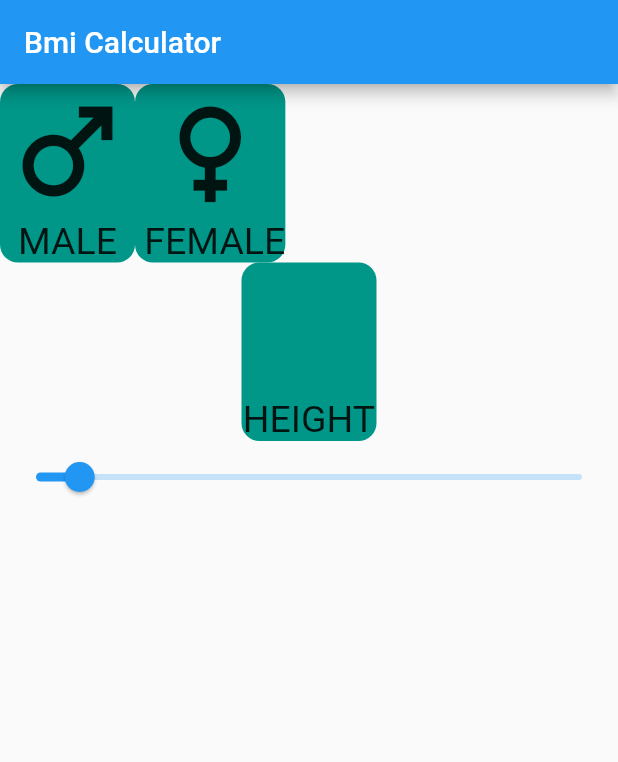
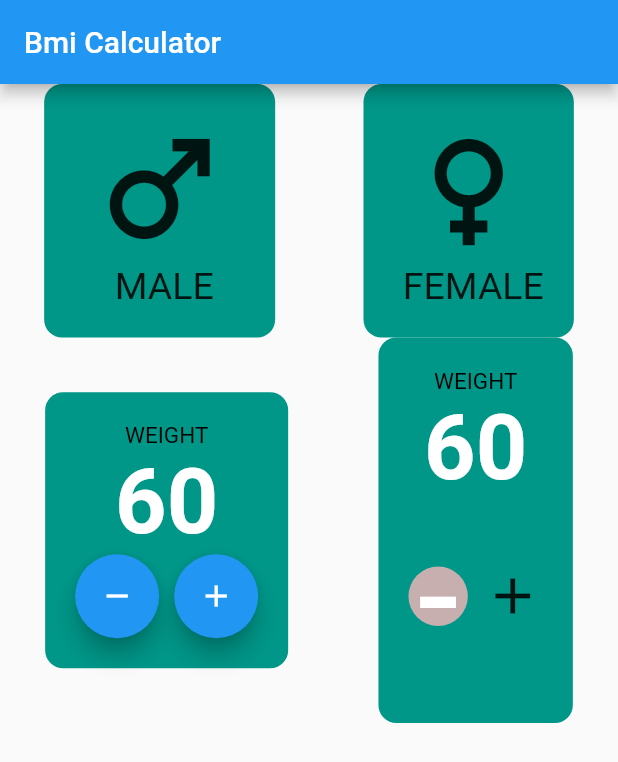
Before and after one commit to JanibekJali/kur9---bmi_calculator, a Flutter app: the screen it shows after launch, on a phone screen of 412 x 824 dp. Shown: the top 762 px of the screen. Run offline on Flutter 3.47's test engine with Material 2 defaults, Android fonts, the phone set to English and light mode, and no system bars.

Commit message:
Bmi refactoring

```diff
--- /dev/null
+++ b/lib/constants/colors/colors.dart
@@ -0,0 +1,8 @@
+import 'package:flutter/material.dart';
+
+class AppColors {
+  static const Color mainColor = Colors.grey;
+  static const Color white = Colors.white;
+  static const Color blue = Colors.blue;
+  static const Color black = Colors.black;
+}
--- /dev/null
+++ b/lib/constants/text_styles/text_styles.dart
@@ -0,0 +1,18 @@
+import 'package:bmi_calculator/constants/colors/colors.dart';
+import 'package:flutter/material.dart';
+
+class TextStyles {
+  static const TextStyle text60Wight = TextStyle(
+    fontSize: 60,
+    color: AppColors.white,
+    fontWeight: FontWeight.bold,
+  );
+  static const TextStyle text15Grey = TextStyle(
+    fontSize: 15,
+    color: AppColors.black,
+  );
+  static const TextStyle text100White = TextStyle(
+    fontSize: 100,
+    color: AppColors.white,
+  );
+}
--- a/lib/main.dart
+++ b/lib/main.dart
@@ -1,5 +1,5 @@
 import 'package:bmi_calculator/presentaion/pages/home_page.dart';
-import 'package:flutter/material.dart';
+import 'package:flutter/material.dart' ;
 
 void main() {
   runApp(const BmiCalculator());
--- a/lib/presentaion/pages/home_page.dart
+++ b/lib/presentaion/pages/home_page.dart
@@ -1,8 +1,32 @@
+// import 'dart:math' as math;
+
 import 'package:bmi_calculator/presentaion/widgets/custom_container.dart';
 import 'package:flutter/material.dart';
 
-class HomePage extends StatelessWidget {
+import '../../constants/text_styles/text_styles.dart';
+
+class HomePage extends StatefulWidget {
   const HomePage({super.key});
+
+  @override
+  State<HomePage> createState() => _HomePageState();
+}
+
+class _HomePageState extends State<HomePage> {
+  int weight = 60;
+
+  void countAdd() {
+    setState(() {});
+    weight = weight + 1;
+  }
+
+  void countRemove() {
+    setState(() {});
+    if (weight == 0) {
+      weight++;
+    }
+    weight = weight - 1;
+  }
 
   @override
   Widget build(BuildContext context) {
@@ -13,23 +37,129 @@ class HomePage extends StatelessWidget {
       body: Column(
         children: [
           Row(
+            mainAxisAlignment: MainAxisAlignment.spaceAround,
             children: const [
               CustomConatainer(
-                text: 'maLe',
+                padHor: 27,
+                padVer: 20,
+                text: ' male',
                 icons: Icons.male,
               ),
               CustomConatainer(
+                padHor: 20,
+                padVer: 20,
                 text: ' FeMaLe',
                 icons: Icons.female,
               ),
             ],
           ),
-          const CustomConatainer(
-            text: 'Height',
-          ),
-          Slider(max: 300, value: 24, onChanged: ((value) {}))
+          // Slider(max: 300, value: 24, onChanged: ((value) {}))
+          Row(
+            mainAxisAlignment: MainAxisAlignment.spaceAround,
+            children: [
+              Container(
+                decoration: BoxDecoration(
+                  borderRadius: BorderRadius.circular(12),
+                  color: Colors.teal,
+                ),
+                child: Padding(
+                  padding: const EdgeInsets.all(20),
+                  child: Column(
+                    children: [
+                      Text(
+                        'WEiGht'.toUpperCase(),
+                        style: TextStyles.text15Grey,
+                      ),
+                      Text(
+                        weight.toString(),
+                        style: TextStyles.text60Wight,
+                      ),
+                      Row(
+                        mainAxisAlignment: MainAxisAlignment.center,
+                        children: [
+                          FloatingActionButton(
+                            onPressed: countRemove,
+                            child: const Icon(Icons.remove),
+                          ),
+                          const SizedBox(
+                            width: 10,
+                          ),
+                          FloatingActionButton(
+                            onPressed: countAdd,
+                            child: const Icon(Icons.add),
+                          ),
+                        ],
+                      ),
+                    ],
+                  ),
+                ),
+              ),
+              Container(
+                decoration: BoxDecoration(
+                  borderRadius: BorderRadius.circular(12),
+                  color: Colors.teal,
+                ),
+                child: Padding(
+                  padding: const EdgeInsets.all(20),
+                  child: Column(
+                    children: [
+                      Text(
+                        'WEiGht'.toUpperCase(),
+                        style: TextStyles.text15Grey,
+                      ),
+                      Text(
+                        weight.toString(),
+                        style: TextStyles.text60Wight,
+                      ),
+                      Row(
+                        mainAxisAlignment: MainAxisAlignment.center,
+                        children: [
+                          Container(
+                            decoration: const BoxDecoration(
+                                color: Color.fromARGB(255, 199, 175, 175),
+                                shape: BoxShape.circle),
+                            child: Material(
+                              color: Colors.transparent,
+                              child: InkWell(
+                                customBorder: const CircleBorder(),
+                                splashColor: Colors.blue,
+                                onTap: countRemove,
+                                child: const Padding(
+                                  padding: EdgeInsets.all(6.0),
+                                  child: Text(
+                                    '-',
+                                    style: TextStyles.text100White,
+                                  ),
+                                ),
+                              ),
+                            ),
+                          ),
+                          const SizedBox(
+                            width: 10,
+                          ),
+                          GestureDetector(
+                            onTap: countAdd,
+                            child: const Icon(
+                              Icons.add,
+                              size: 40,
+                            ),
+                          ),
+                        ],
+                      ),
+                    ],
+                  ),
+                ),
+              ),
+            ],
+          )
         ],
       ),
     );
   }
 }
+
+class Adam {
+  final String? name;
+  final int? jash;
+  Adam({this.name, this.jash});
+}
--- a/lib/presentaion/widgets/custom_container.dart
+++ b/lib/presentaion/widgets/custom_container.dart
@@ -2,11 +2,13 @@ import 'package:flutter/material.dart';
 
 class CustomConatainer extends StatelessWidget {
   final IconData? icons;
-  final double? size;
+  final double? padHor;
+  final double? padVer;
   final String? text;
   const CustomConatainer({
+    this.padHor,
+    this.padVer,
     this.icons,
-    this.size,
     this.text,
     Key? key,
   }) : super(key: key);
@@ -14,19 +16,21 @@ class CustomConatainer extends StatelessWidget {
   @override
   Widget build(BuildContext context) {
     return Container(
-      // width: 70,
-      // height: 200,
       decoration: BoxDecoration(
         borderRadius: BorderRadius.circular(12),
         color: Colors.teal,
       ),
       padding: const EdgeInsets.symmetric(),
-
+      child: Padding(
+        padding: EdgeInsets.symmetric(
+          horizontal: padHor!,
+          vertical: padVer!,
+        ),
         child: Column(
           children: [
             Icon(
               icons,
-            size: size ?? 90,
+              size: 100,
             ),
             Text(
               text!.toUpperCase(),
@@ -34,6 +38,7 @@ class CustomConatainer extends StatelessWidget {
             ),
           ],
         ),
+      ),
     );
   }
 }
```
Lines whose indentation alone changed are shown as unchanged.
